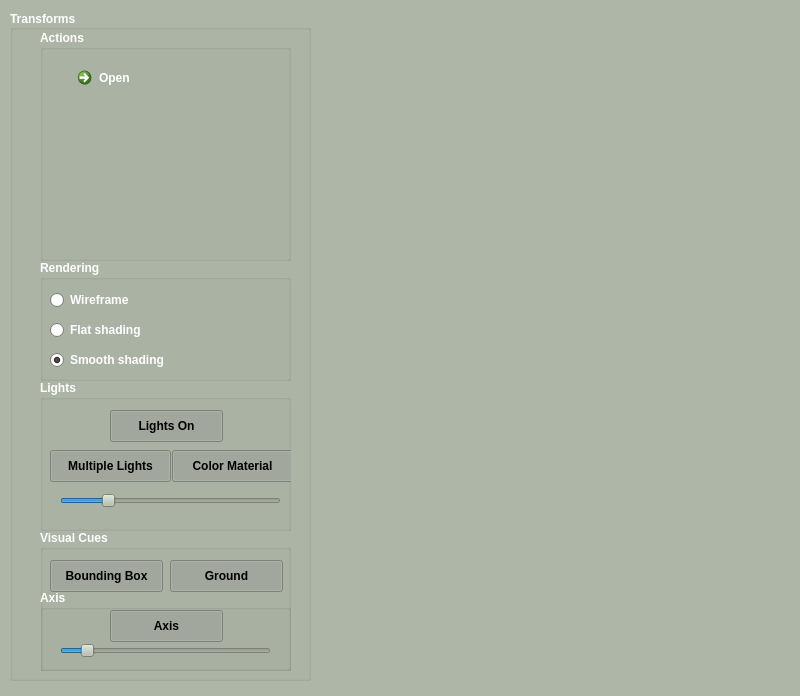
pranjal23/osg2citygml, file forms/mainwindow.ui: the form before one commit.
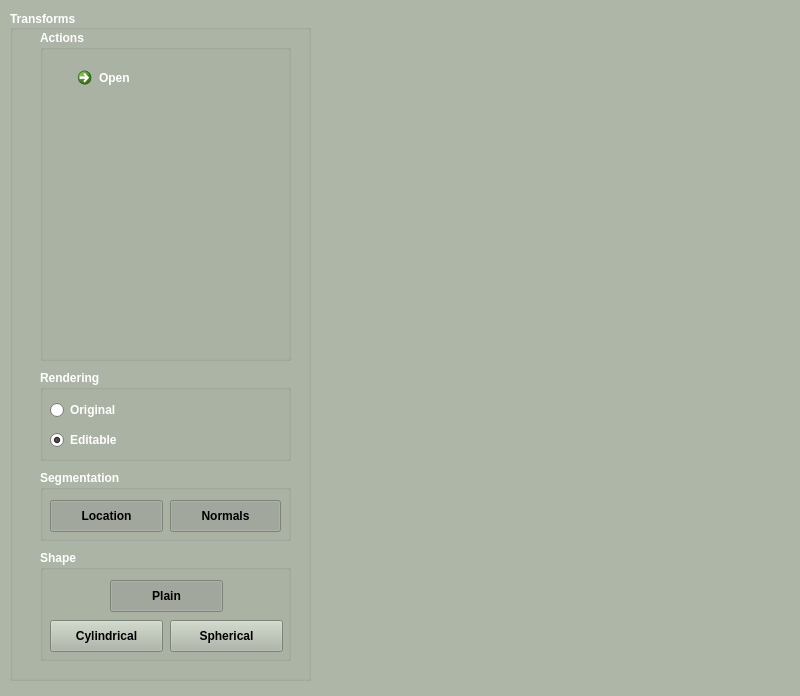
The form after the commit. Custom widgets are drawn as their Qt base class.

Commit message:
[Changes] - Initial normals based segmentation is done
[TODO]
- Add more parameters for normals based segmentation
- Location based segmentation by Edge detection or Watershed algorithm
- Grouping segmentation by user

Diff of the .ui file:
```diff
--- a/forms/mainwindow.ui
+++ b/forms/mainwindow.ui
@@ -526,9 +526,9 @@
     <property name="geometry">
      <rect>
       <x>30</x>
-      <y>370</y>
+      <y>460</y>
       <width>251</width>
-      <height>151</height>
+      <height>71</height>
      </rect>
     </property>
     <property name="font">
@@ -541,12 +541,12 @@
      <bool>false</bool>
     </property>
     <property name="title">
-     <string>Lights</string>
+     <string>Segmentation</string>
     </property>
     <widget class="QPushButton" name="enableLightBtn">
      <property name="geometry">
       <rect>
-       <x>70</x>
+       <x>10</x>
        <y>30</y>
        <width>113</width>
        <height>32</height>
@@ -590,7 +590,7 @@
       </palette>
      </property>
      <property name="text">
-      <string>Lights On</string>
+      <string>Location</string>
      </property>
      <property name="checkable">
       <bool>true</bool>
@@ -608,9 +608,9 @@
      </property>
      <property name="geometry">
       <rect>
-       <x>10</x>
-       <y>70</y>
-       <width>121</width>
+       <x>130</x>
+       <y>30</y>
+       <width>111</width>
        <height>32</height>
       </rect>
      </property>
@@ -652,7 +652,7 @@
       </palette>
      </property>
      <property name="text">
-      <string>Multiple Lights</string>
+      <string>Normals</string>
      </property>
      <property name="checkable">
       <bool>true</bool>
@@ -661,122 +661,14 @@
       <bool>true</bool>
      </property>
     </widget>
-    <widget class="QPushButton" name="colorMatBtn">
-     <property name="enabled">
-      <bool>true</bool>
-     </property>
-     <property name="geometry">
-      <rect>
-       <x>132</x>
-       <y>70</y>
-       <width>121</width>
-       <height>32</height>
-      </rect>
-     </property>
-     <property name="palette">
-      <palette>
-       <active>
-        <colorrole role="WindowText">
-         <brush brushstyle="SolidPattern">
-          <color alpha="255">
-           <red>0</red>
-           <green>0</green>
-           <blue>0</blue>
-          </color>
-         </brush>
-        </colorrole>
-        <colorrole role="ButtonText">
-         <brush brushstyle="SolidPattern">
-          <color alpha="255">
-           <red>0</red>
-           <green>0</green>
-           <blue>0</blue>
-          </color>
-         </brush>
-        </colorrole>
-       </active>
-       <inactive>
-        <colorrole role="WindowText">
-         <brush brushstyle="SolidPattern">
-          <color alpha="255">
-           <red>0</red>
-           <green>0</green>
-           <blue>0</blue>
-          </color>
-         </brush>
-        </colorrole>
-        <colorrole role="ButtonText">
-         <brush brushstyle="SolidPattern">
-          <color alpha="255">
-           <red>0</red>
-           <green>0</green>
-           <blue>0</blue>
-          </color>
-         </brush>
-        </colorrole>
-       </inactive>
-       <disabled>
-        <colorrole role="WindowText">
-         <brush brushstyle="SolidPattern">
-          <color alpha="0">
-           <red>75</red>
-           <green>74</green>
-           <blue>77</blue>
-          </color>
-         </brush>
-        </colorrole>
-        <colorrole role="ButtonText">
-         <brush brushstyle="SolidPattern">
-          <color alpha="0">
-           <red>75</red>
-           <green>74</green>
-           <blue>77</blue>
-          </color>
-         </brush>
-        </colorrole>
-       </disabled>
-      </palette>
-     </property>
-     <property name="text">
-      <string>Color Material</string>
-     </property>
-     <property name="checkable">
-      <bool>true</bool>
-     </property>
-     <property name="checked">
-      <bool>true</bool>
-     </property>
-    </widget>
-    <widget class="QSlider" name="lightSlider">
-     <property name="geometry">
-      <rect>
-       <x>20</x>
-       <y>110</y>
-       <width>221</width>
-       <height>22</height>
-      </rect>
-     </property>
-     <property name="minimum">
-      <number>0</number>
-     </property>
-     <property name="maximum">
-      <number>50</number>
-     </property>
-     <property name="sliderPosition">
-      <number>10</number>
-     </property>
-     <property name="orientation">
-      <enum>Qt::Horizontal</enum>
-     </property>
-    </widget>
    </widget>
    <widget class="QGroupBox" name="groupBox_2">
     <property name="geometry">
      <rect>
       <x>30</x>
-      <y>250</y>
+      <y>360</y>
       <width>251</width>
-      <height>121</height>
+      <height>91</height>
      </rect>
     </property>
     <property name="font">
@@ -791,43 +683,30 @@
     <property name="title">
      <string>Rendering</string>
     </property>
-    <widget class="QRadioButton" name="wireframeRb">
-     <property name="geometry">
-      <rect>
-       <x>10</x>
-       <y>30</y>
-       <width>100</width>
-       <height>20</height>
-      </rect>
-     </property>
-     <property name="text">
-      <string>Wireframe</string>
-     </property>
-    </widget>
     <widget class="QRadioButton" name="flatShadingRb">
      <property name="geometry">
       <rect>
        <x>10</x>
-       <y>60</y>
+       <y>30</y>
        <width>100</width>
        <height>20</height>
       </rect>
      </property>
      <property name="text">
-      <string>Flat shading</string>
+      <string>Original</string>
      </property>
     </widget>
     <widget class="QRadioButton" name="smoothShadingRb">
      <property name="geometry">
       <rect>
        <x>10</x>
-       <y>90</y>
+       <y>60</y>
        <width>121</width>
        <height>20</height>
       </rect>
      </property>
      <property name="text">
-      <string>Smooth shading</string>
+      <string>Editable</string>
      </property>
      <property name="checked">
       <bool>true</bool>
@@ -838,9 +717,9 @@
     <property name="geometry">
      <rect>
       <x>30</x>
-      <y>520</y>
+      <y>540</y>
       <width>251</width>
-      <height>141</height>
+      <height>111</height>
      </rect>
     </property>
     <property name="font">
@@ -853,13 +732,13 @@
      <bool>false</bool>
     </property>
     <property name="title">
-     <string>Visual Cues</string>
+     <string>Shape</string>
     </property>
     <widget class="QPushButton" name="boundBoxBtn">
      <property name="geometry">
       <rect>
        <x>10</x>
-       <y>30</y>
+       <y>70</y>
        <width>113</width>
        <height>32</height>
       </rect>
@@ -902,20 +781,20 @@
       </palette>
      </property>
      <property name="text">
-      <string>Bounding Box</string>
+      <string>Cylindrical</string>
      </property>
      <property name="checkable">
       <bool>true</bool>
      </property>
      <property name="checked">
-      <bool>true</bool>
+      <bool>false</bool>
      </property>
     </widget>
     <widget class="QPushButton" name="groundBtn">
      <property name="geometry">
       <rect>
        <x>130</x>
-       <y>30</y>
+       <y>70</y>
        <width>113</width>
        <height>32</height>
       </rect>
@@ -958,54 +837,24 @@
       </palette>
      </property>
      <property name="text">
-      <string>Ground</string>
+      <string>Spherical</string>
      </property>
      <property name="checkable">
       <bool>true</bool>
      </property>
      <property name="checked">
-      <bool>true</bool>
+      <bool>false</bool>
      </property>
     </widget>
-    <widget class="QGroupBox" name="groupBox_6">
-     <property name="geometry">
-      <rect>
-       <x>0</x>
-       <y>60</y>
-       <width>251</width>
-       <height>81</height>
-      </rect>
-     </property>
-     <property name="sizePolicy">
-      <sizepolicy hsizetype="Expanding" vsizetype="Expanding">
-       <horstretch>0</horstretch>
-       <verstretch>0</verstretch>
-      </sizepolicy>
-     </property>
-     <property name="font">
-      <font>
-       <weight>75</weight>
-       <bold>true</bold>
-      </font>
-     </property>
-     <property name="title">
-      <string>Axis</string>
-     </property>
-     <widget class="QPushButton" name="axisBtn">
+    <widget class="QPushButton" name="groundBtn_2">
       <property name="geometry">
        <rect>
         <x>70</x>
-        <y>20</y>
+       <y>30</y>
         <width>113</width>
         <height>32</height>
        </rect>
       </property>
-      <property name="sizePolicy">
-       <sizepolicy hsizetype="Minimum" vsizetype="Maximum">
-        <horstretch>0</horstretch>
-        <verstretch>0</verstretch>
-       </sizepolicy>
-      </property>
       <property name="palette">
        <palette>
         <active>
@@ -1044,7 +893,7 @@
        </palette>
       </property>
       <property name="text">
-       <string>Axis</string>
+      <string>Plain</string>
       </property>
       <property name="checkable">
        <bool>true</bool>
@@ -1052,32 +901,6 @@
       <property name="checked">
        <bool>true</bool>
       </property>
-     </widget>
-     <widget class="QSlider" name="axisLengthSlider">
-      <property name="geometry">
-       <rect>
-        <x>20</x>
-        <y>50</y>
-        <width>211</width>
-        <height>22</height>
-       </rect>
-      </property>
-      <property name="maximum">
-       <number>100</number>
-      </property>
-      <property name="singleStep">
-       <number>1</number>
-      </property>
-      <property name="value">
-       <number>10</number>
-      </property>
-      <property name="sliderPosition">
-       <number>10</number>
-      </property>
-      <property name="orientation">
-       <enum>Qt::Horizontal</enum>
-      </property>
-     </widget>
     </widget>
    </widget>
    <widget class="QGroupBox" name="groupBox">
@@ -1086,7 +909,7 @@
       <x>30</x>
       <y>20</y>
       <width>251</width>
-      <height>231</height>
+      <height>331</height>
      </rect>
     </property>
     <property name="font">
```
Lines whose indentation alone changed are shown as unchanged. The commit also changes 6 other files.
